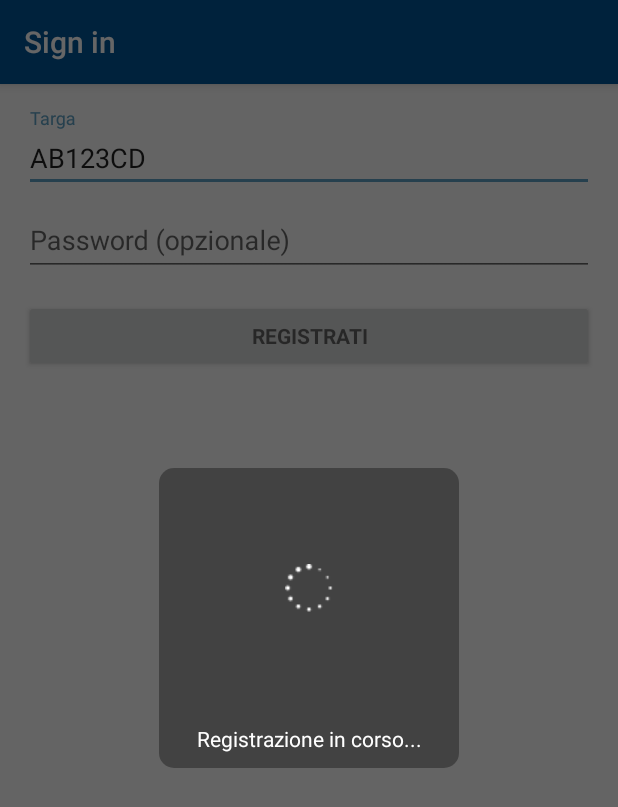
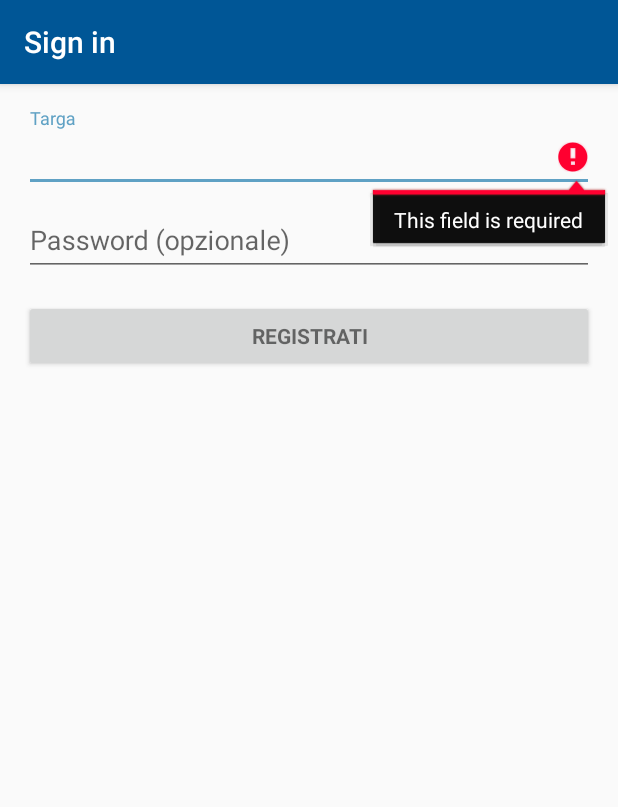
Before and after one commit to ggscuola/SimpleParkingMobile, an Android app: the screen it shows after launch (LoginActivity), after a tap on "REGISTRATI", on a phone screen of 412 x 824 dp. Shown: the top 807 px of the screen. Run offline under Robolectric (Android 15) with nearby library versions, the phone set to English and light mode, and no system bars.

Commit message:
possibilita di reset della targa

```diff
--- a/app/src/main/java/com/scuola/simpleparking/LoginActivity.java
+++ b/app/src/main/java/com/scuola/simpleparking/LoginActivity.java
@@ -62,7 +62,6 @@ public class LoginActivity extends AppCompatActivity {
     private AutoCompleteTextView mTargaView;
     private EditText mPasswordView;
     private ProgressDialogJC mProgressView;
-    private View mLoginFormView;
 
     @Override
     protected void onCreate(Bundle savedInstanceState) {
@@ -70,7 +69,20 @@ public class LoginActivity extends AppCompatActivity {
         setContentView(R.layout.activity_login);
         // Set up the login form.
         mTargaView = (AutoCompleteTextView) findViewById(R.id.email);
-        mTargaView.setText("AB123CD");
+        String targa = null;
+
+        try{
+            //Provo a vedere se ho gia salvato la targa
+            targa = UserRepository.GetTarga(this);
+
+        }catch (Exception e){
+
+            Toast.makeText(LoginActivity.this, e.getMessage(), Toast.LENGTH_LONG).show();
+        }
+
+        if(targa != null){
+            mTargaView.setText(targa);
+        }
 
         mPasswordView = (EditText) findViewById(R.id.password);
         mPasswordView.setOnEditorActionListener(new TextView.OnEditorActionListener() {
@@ -93,7 +105,6 @@ public class LoginActivity extends AppCompatActivity {
             }
         });
 
-        mLoginFormView = findViewById(R.id.login_form);
         mProgressView = new ProgressDialogJC(this);
     }
 
--- a/app/src/main/java/com/scuola/simpleparking/MainActivity.java
+++ b/app/src/main/java/com/scuola/simpleparking/MainActivity.java
@@ -2,8 +2,12 @@ package com.scuola.simpleparking;
 
 import android.content.Intent;
 import android.support.design.widget.FloatingActionButton;
+import android.support.v7.app.ActionBar;
 import android.support.v7.app.AppCompatActivity;
 import android.os.Bundle;
+import android.util.Log;
+import android.view.Menu;
+import android.view.MenuItem;
 import android.view.View;
 import android.widget.ImageButton;
 import android.widget.TextView;
@@ -45,6 +49,18 @@ public class MainActivity extends AppCompatActivity {
             Toast.makeText(this, e.getMessage(), Toast.LENGTH_LONG).show();
 
         }
+
+
+        /*ActionBar actionBar = getSupportActionBar();
+
+        if (actionBar != null) {
+            try {
+                actionBar.setDisplayHomeAsUpEnabled(true);
+
+            } catch (Exception e) {
+                Log.d(TAG, "Null Action Bar" + e.getMessage());
+            }
+        }*/
 
         getReferences();
 
@@ -192,7 +208,25 @@ public class MainActivity extends AppCompatActivity {
 
     }
 
+    @Override
+    public boolean onCreateOptionsMenu(Menu menu) {
+        getMenuInflater().inflate(R.menu.main_menu, menu);
+        return super.onCreateOptionsMenu(menu);
+    }
 
+
+    @Override
+    public boolean onOptionsItemSelected(MenuItem item) {
+        int id = item.getItemId();
+
+        if (id == R.id.resetTarga) {
+            // do something here
+            Intent intent = new Intent(this, LoginActivity.class);
+            startActivity(intent);
+            finish();
+        }
+        return super.onOptionsItemSelected(item);
+    }
 
     @Override
     protected void onResume() {
--- /dev/null
+++ b/app/src/main/res/menu/main_menu.xml
@@ -0,0 +1,8 @@
+<?xml version="1.0" encoding="utf-8"?>
+<menu xmlns:android="http://schemas.android.com/apk/res/android"
+    xmlns:app="http://schemas.android.com/apk/res-auto">
+    <item
+        android:id="@+id/resetTarga"
+        android:title="@string/reset_targa"
+        app:showAsAction="always"/>
+</menu>
--- a/app/src/main/res/values/strings.xml
+++ b/app/src/main/res/values/strings.xml
@@ -23,6 +23,7 @@
     <string name="progress_dialog">Progress Dialog Sincronizzazione</string>
     <string name="sync_in_corso">Sincronizzazione in corso&#8230;</string>
     <string name="gruppo_sviluppo">Powered by IT Group</string>
+    <string name="reset_targa">Reset Targa</string>
 
 
     <string name="SET">SET</string>
```
